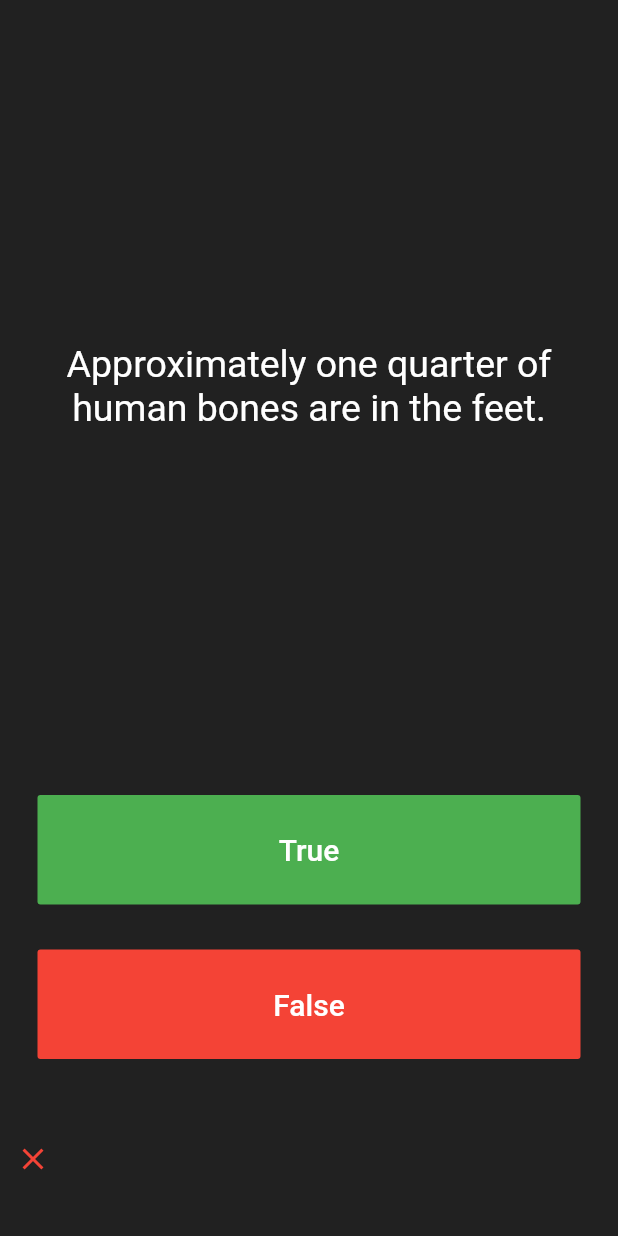
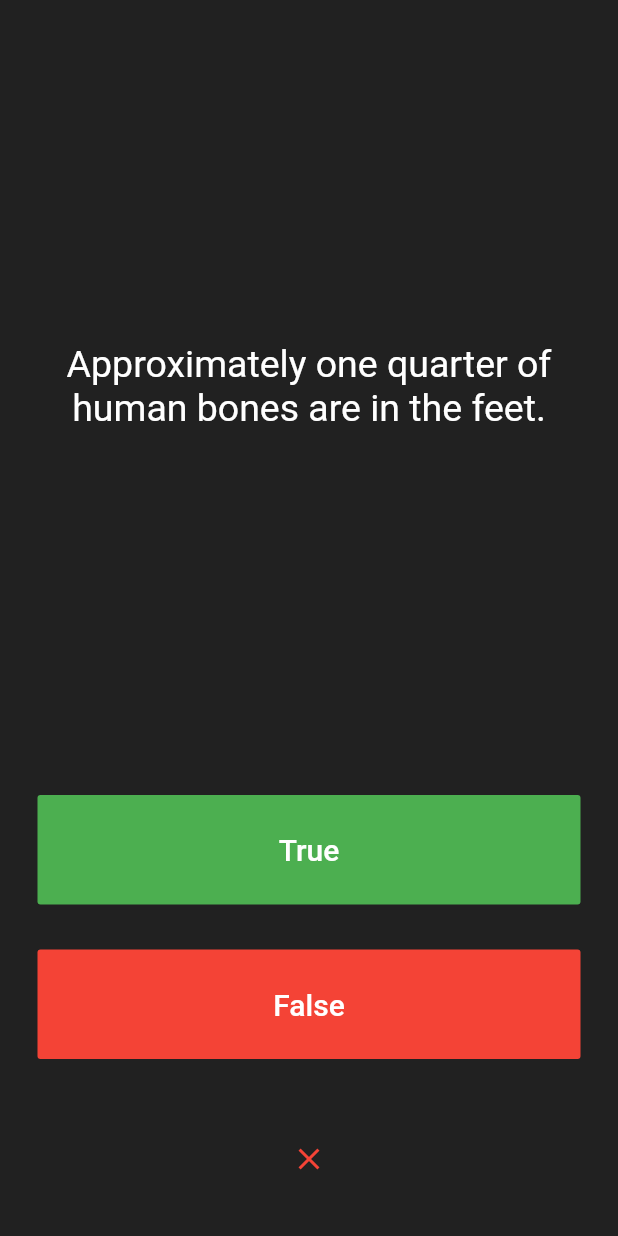
Before and after one commit to theranbrig/flutter-quiz, a Flutter app: the screen it shows after launch, after a tap on "True", on a phone screen of 412 x 824 dp. Run offline on Flutter 3.47's test engine with Material 2 defaults, Android fonts, the phone set to English and light mode, and no system bars; our stand-ins replace rflutter_alert.

```diff
--- a/lib/main.dart
+++ b/lib/main.dart
@@ -1,4 +1,7 @@
 import 'package:flutter/material.dart';
+import 'question.dart';
+import 'quiz_brain.dart';
+import 'package:rflutter_alert/rflutter_alert.dart';
 
 void main() => runApp(Quizzler());
 
@@ -27,33 +30,55 @@ class QuizPage extends StatefulWidget {
 class _QuizPageState extends State<QuizPage> {
   List<Widget> scoreKeeper = [];
 
-  List<String> questions = [
-    'You can lead a cow down stairs but not up stairs.',
-    'Approximately one quarter of human bones are in the feet.',
-    'A slug\'s blood is green.',
-  ];
+  QuizBrain quizBrain = QuizBrain();
 
-  List<bool> answers = [false, true, true];
+  void checkAnswer(answer) {
+    bool correctAnswer = quizBrain.getQuestionAnswer();
 
-  int questionNumber = 0;
-
-  void answerQuestion(answer) {
-    bool correctAnswer = answers[questionNumber];
-
-    if (correctAnswer == answer) {
-      setState(() {
-        scoreKeeper.add(Icon(Icons.check, color: Colors.green));
-      });
-    } else {
-      setState(() {
-        scoreKeeper.add(Icon(Icons.close, color: Colors.red));
-      });
-    }
-    if (questionNumber <= (questions.length - 2)) {
-      setState(() {
-        questionNumber++;
-      });
-    }
+    setState(() {
+      if (quizBrain.isFinished()) {
+        Alert(
+          context: context,
+          type: AlertType.warning,
+          title: "GAME OVER",
+          desc: "Click restart to begin again.",
+          buttons: [
+            DialogButton(
+              child: Text(
+                "CANCEL",
+                style: TextStyle(color: Colors.white, fontSize: 20),
+              ),
+              onPressed: () => Navigator.pop(context),
+              color: Colors.red,
+            ),
+            DialogButton(
+              child: Text(
+                "RESTART",
+                style: TextStyle(color: Colors.white, fontSize: 20),
+              ),
+              onPressed: () {
+                setState(() {
+                  scoreKeeper = [];
+                });
+                quizBrain.reset();
+                Navigator.pop(context);
+              },
+              gradient: LinearGradient(colors: [
+                Color.fromRGBO(61, 121, 9, 1.0),
+                Color.fromRGBO(6, 129, 154, 1.0)
+              ]),
+            )
+          ],
+        ).show();
+      } else {
+        if (correctAnswer == answer) {
+          scoreKeeper.add(Icon(Icons.check, color: Colors.green));
+        } else {
+          scoreKeeper.add(Icon(Icons.close, color: Colors.red));
+        }
+      }
+      quizBrain.nextQuestion();
+    });
   }
 
   @override
@@ -68,7 +93,7 @@ class _QuizPageState extends State<QuizPage> {
             padding: EdgeInsets.all(10.0),
             child: Center(
               child: Text(
-                questions[questionNumber],
+                quizBrain.getQuestionText(),
                 textAlign: TextAlign.center,
                 style: TextStyle(
                   fontSize: 25.0,
@@ -92,7 +117,7 @@ class _QuizPageState extends State<QuizPage> {
                 ),
               ),
               onPressed: () {
-                answerQuestion(true);
+                checkAnswer(true);
               },
             ),
           ),
@@ -111,13 +136,14 @@ class _QuizPageState extends State<QuizPage> {
               ),
               onPressed: () {
                 //The user picked false.
-                answerQuestion(false);
+                checkAnswer(false);
               },
             ),
           ),
         ),
         Expanded(
           child: Row(
+            mainAxisAlignment: MainAxisAlignment.center,
             children: scoreKeeper,
           ),
         )
--- /dev/null
+++ b/lib/question.dart
@@ -0,0 +1,9 @@
+class Question {
+  String questionText;
+  bool questionAnswer;
+
+  Question(String q, bool a) {
+    questionText = q;
+    questionAnswer = a;
+  }
+}
--- /dev/null
+++ b/lib/quiz_brain.dart
@@ -0,0 +1,63 @@
+import 'question.dart';
+
+class QuizBrain {
+  int _questionNumber = 0;
+
+  List<Question> _questions = [
+    Question('You can lead a cow down stairs but not up stairs.', false),
+    Question('Approximately one quarter of human bones are in the feet.', true),
+    Question('A slug\'s blood is green.', true),
+    Question('Some cats are actually allergic to humans', true),
+    Question('You can lead a cow down stairs but not up stairs.', false),
+    Question('Approximately one quarter of human bones are in the feet.', true),
+    Question('A slug\'s blood is green.', true),
+    Question('Buzz Aldrin\'s mother\'s maiden name was \"Moon\".', true),
+    Question('It is illegal to pee in the Ocean in Portugal.', true),
+    Question(
+        'No piece of square dry paper can be folded in half more than 7 times.',
+        false),
+    Question(
+        'In London, UK, if you happen to die in the House of Parliament, you are technically entitled to a state funeral, because the building is considered too sacred a place.',
+        true),
+    Question(
+        'The loudest sound produced by any animal is 188 decibels. That animal is the African Elephant.',
+        false),
+    Question(
+        'The total surface area of two human lungs is approximately 70 square metres.',
+        true),
+    Question('Google was originally called \"Backrub\".', true),
+    Question(
+        'Chocolate affects a dog\'s heart and nervous system; a few ounces are enough to kill a small dog.',
+        true),
+    Question(
+        'In West Virginia, USA, if you accidentally hit an animal with your car, you are free to take it home to eat.',
+        true),
+  ];
+  void nextQuestion() {
+    if (_questionNumber < _questions.length - 1) {
+      _questionNumber++;
+    }
+  }
+
+  isFinished() {
+    if (_questionNumber == _questions.length - 1) {
+      print(true);
+      return true;
+    } else {
+      print(false);
+      return false;
+    }
+  }
+
+  void reset() {
+    _questionNumber = 0;
+  }
+
+  String getQuestionText() {
+    return _questions[_questionNumber].questionText;
+  }
+
+  bool getQuestionAnswer() {
+    return _questions[_questionNumber].questionAnswer;
+  }
+}
```
Also changed, not shown: pubspec.yaml (+2 -7 lines).
